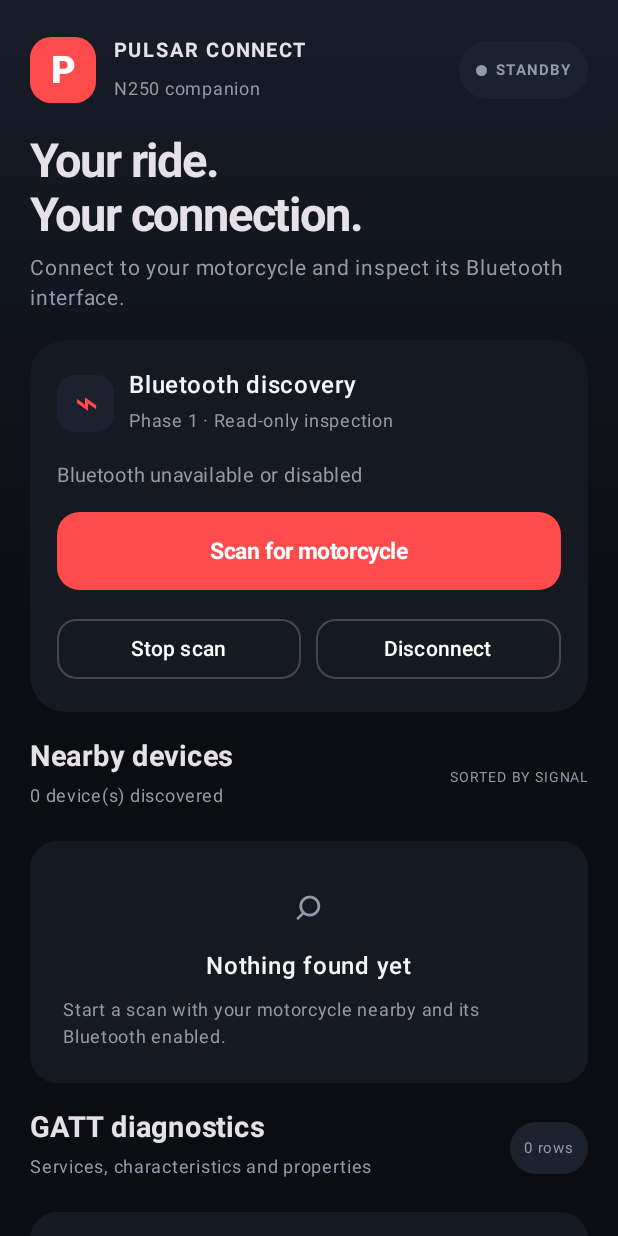
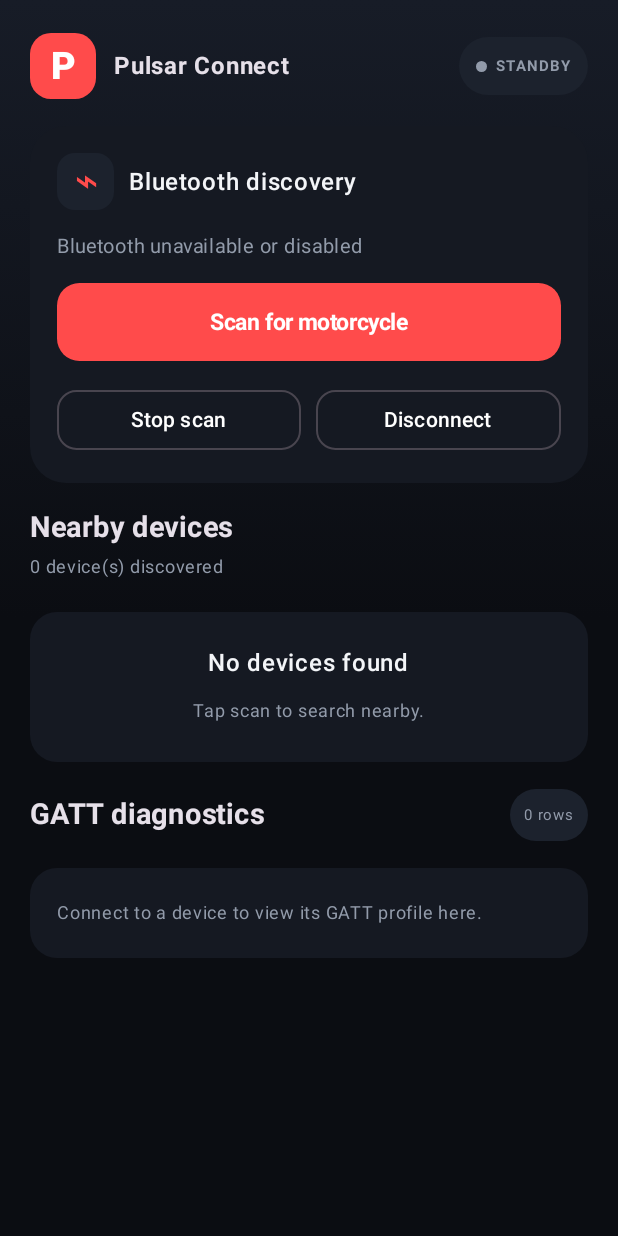
Before and after one commit to KRYSLERXCVII/pulsar-connect, an Android app built with Jetpack Compose: the screen it shows after launch (MainActivity), after a tap on "Scan for motorcycle", on a phone screen of 412 x 824 dp. Run offline under Robolectric (Android 15) with nearby library versions, the phone set to English and light mode, and no system bars.

Commit message:
Simplify dashboard labels and remove extra headings

```diff
--- a/app/src/main/java/dev/pulsarconnect/MainActivity.kt
+++ b/app/src/main/java/dev/pulsarconnect/MainActivity.kt
@@ -118,8 +118,7 @@ class MainActivity : ComponentActivity() {
                                         Text("P", color = Color.White, fontSize = 25.sp, fontWeight = FontWeight.Black)
                                     }
                                     Column(verticalArrangement = Arrangement.spacedBy(1.dp)) {
-                                        Text("PULSAR CONNECT", fontSize = 13.sp, fontWeight = FontWeight.Bold, letterSpacing = 1.5.sp)
-                                        Text("N250 companion", fontSize = 12.sp, color = Muted)
+                                        Text("Pulsar Connect", fontSize = 16.sp, fontWeight = FontWeight.Bold)
                                     }
                                 }
                                 Box(
@@ -145,12 +144,6 @@ class MainActivity : ComponentActivity() {
                             }
                         }
 
-                        item {
-                            Column(verticalArrangement = Arrangement.spacedBy(7.dp)) {
-                                Text("Your ride.\nYour connection.", fontSize = 31.sp, lineHeight = 36.sp, fontWeight = FontWeight.Bold, letterSpacing = (-0.8).sp)
-                                Text("Connect to your motorcycle and inspect its Bluetooth interface.", color = Muted, fontSize = 14.sp, lineHeight = 20.sp)
-                            }
-                        }
 
                         item {
                             Card(
@@ -170,7 +163,6 @@ class MainActivity : ComponentActivity() {
                                         ) { Text("⌁", color = Accent, fontSize = 25.sp, fontWeight = FontWeight.Bold) }
                                         Column {
                                             Text("Bluetooth discovery", fontWeight = FontWeight.SemiBold, fontSize = 16.sp)
-                                            Text("Phase 1 · Read-only inspection", color = Muted, fontSize = 12.sp)
                                         }
                                     }
                                     Text(
@@ -222,7 +214,6 @@ class MainActivity : ComponentActivity() {
                                     Text("Nearby devices", fontSize = 19.sp, fontWeight = FontWeight.Bold)
                                     Text("${devices.size} device(s) discovered", color = Muted, fontSize = 12.sp)
                                 }
-                                Text("SORTED BY SIGNAL", color = Muted, fontSize = 9.sp, letterSpacing = 1.sp)
                             }
                         }
 
@@ -238,9 +229,8 @@ class MainActivity : ComponentActivity() {
                                         horizontalAlignment = Alignment.CenterHorizontally,
                                         verticalArrangement = Arrangement.spacedBy(8.dp)
                                     ) {
-                                        Text("⌕", fontSize = 30.sp, color = Muted)
-                                        Text("Nothing found yet", fontWeight = FontWeight.SemiBold)
-                                        Text("Start a scan with your motorcycle nearby and its Bluetooth enabled.", color = Muted, fontSize = 12.sp, lineHeight = 18.sp)
+                                        Text("No devices found", fontWeight = FontWeight.SemiBold)
+                                        Text("Tap scan to search nearby.", color = Muted, fontSize = 12.sp)
                                     }
                                 }
                             }
@@ -292,7 +282,6 @@ class MainActivity : ComponentActivity() {
                             ) {
                                 Column(verticalArrangement = Arrangement.spacedBy(2.dp)) {
                                     Text("GATT diagnostics", fontSize = 19.sp, fontWeight = FontWeight.Bold)
-                                    Text("Services, characteristics and properties", color = Muted, fontSize = 12.sp)
                                 }
                                 Box(
                                     modifier = Modifier.background(PanelRaised, CircleShape).padding(horizontal = 9.dp, vertical = 5.dp)
@@ -337,16 +326,6 @@ class MainActivity : ComponentActivity() {
                             }
                         }
 
-                        item {
-                            Text(
-                                "PULSAR CONNECT  •  EXPERIMENTAL BUILD 0.1.0\nNo vehicle commands are sent in this phase.",
-                                modifier = Modifier.fillMaxWidth().padding(top = 4.dp),
-                                color = Muted,
-                                fontSize = 10.sp,
-                                lineHeight = 16.sp,
-                                letterSpacing = 0.4.sp
-                            )
-                        }
                     }
                 }
             }
```
